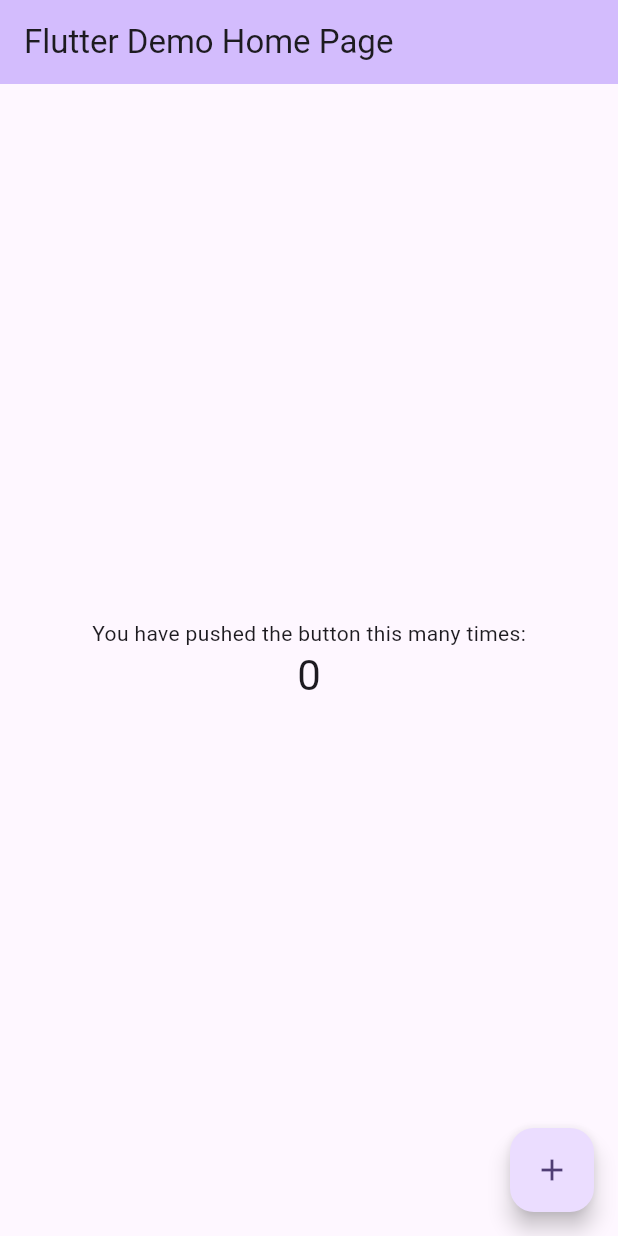
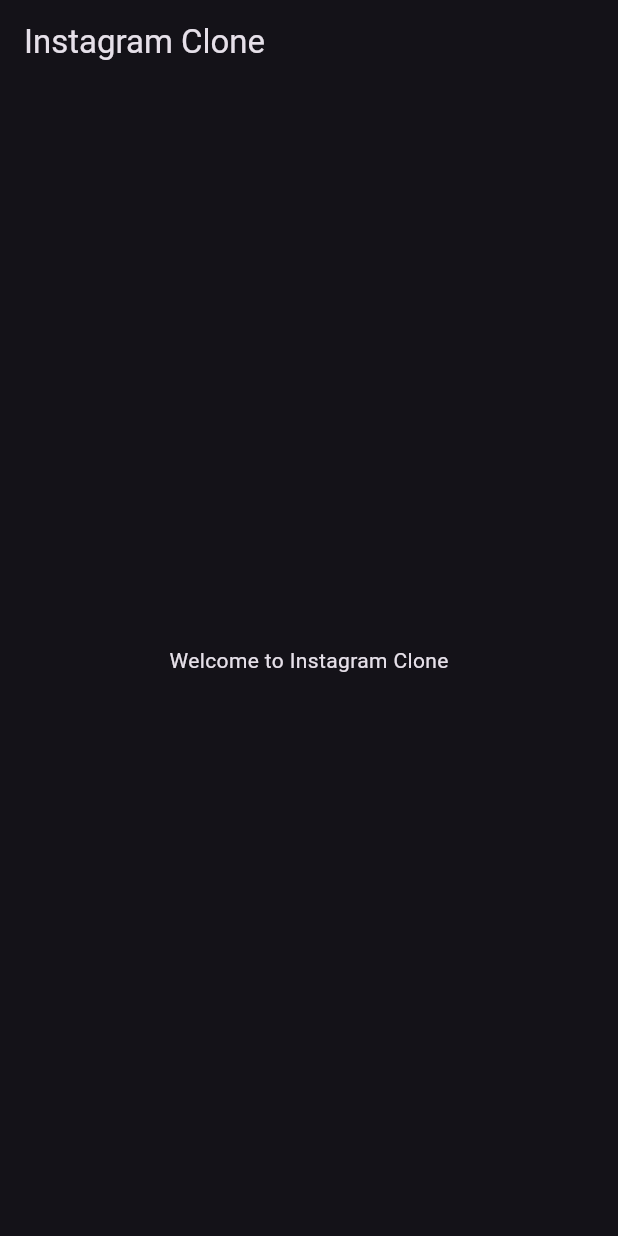
Before and after one commit to jemaineosia/instagram_clone, a Flutter app: the screen it shows after launch, on a phone screen of 412 x 824 dp. Run offline on Flutter 3.47's test engine with Material 3 defaults, Android fonts, the phone set to English and light mode, and no system bars; our stand-ins replace firebase_core; accounts and stored records are empty.

Commit message:
added all the needed packages

```diff
--- a/lib/main.dart
+++ b/lib/main.dart
@@ -1,125 +1,43 @@
+import 'package:firebase_core/firebase_core.dart';
 import 'package:flutter/material.dart';
+import 'package:instagram_clone/firebase_options.dart';
 
-void main() {
+void main() async {
+  WidgetsFlutterBinding.ensureInitialized();
+  await Firebase.initializeApp(options: DefaultFirebaseOptions.currentPlatform);
   runApp(const MyApp());
 }
 
 class MyApp extends StatelessWidget {
   const MyApp({super.key});
 
-  // This widget is the root of your application.
   @override
   Widget build(BuildContext context) {
     return MaterialApp(
       title: 'Flutter Demo',
+      darkTheme: ThemeData.dark(),
+      themeMode: ThemeMode.dark,
       theme: ThemeData(
-        // This is the theme of your application.
-        //
-        // TRY THIS: Try running your application with "flutter run". You'll see
-        // the application has a purple toolbar. Then, without quitting the app,
-        // try changing the seedColor in the colorScheme below to Colors.green
-        // and then invoke "hot reload" (save your changes or press the "hot
-        // reload" button in a Flutter-supported IDE, or press "r" if you used
-        // the command line to start the app).
-        //
-        // Notice that the counter didn't reset back to zero; the application
-        // state is not lost during the reload. To reset the state, use hot
-        // restart instead.
-        //
-        // This works for code too, not just values: Most code changes can be
-        // tested with just a hot reload.
         colorScheme: ColorScheme.fromSeed(seedColor: Colors.deepPurple),
         useMaterial3: true,
       ),
-      home: const MyHomePage(title: 'Flutter Demo Home Page'),
+      home: const MyHomePage(),
     );
   }
 }
 
-class MyHomePage extends StatefulWidget {
-  const MyHomePage({super.key, required this.title});
-
-  // This widget is the home page of your application. It is stateful, meaning
-  // that it has a State object (defined below) that contains fields that affect
-  // how it looks.
-
-  // This class is the configuration for the state. It holds the values (in this
-  // case the title) provided by the parent (in this case the App widget) and
-  // used by the build method of the State. Fields in a Widget subclass are
-  // always marked "final".
-
-  final String title;
-
-  @override
-  State<MyHomePage> createState() => _MyHomePageState();
-}
-
-class _MyHomePageState extends State<MyHomePage> {
-  int _counter = 0;
-
-  void _incrementCounter() {
-    setState(() {
-      // This call to setState tells the Flutter framework that something has
-      // changed in this State, which causes it to rerun the build method below
-      // so that the display can reflect the updated values. If we changed
-      // _counter without calling setState(), then the build method would not be
-      // called again, and so nothing would appear to happen.
-      _counter++;
-    });
-  }
+class MyHomePage extends StatelessWidget {
+  const MyHomePage({super.key});
 
   @override
   Widget build(BuildContext context) {
-    // This method is rerun every time setState is called, for instance as done
-    // by the _incrementCounter method above.
-    //
-    // The Flutter framework has been optimized to make rerunning build methods
-    // fast, so that you can just rebuild anything that needs updating rather
-    // than having to individually change instances of widgets.
     return Scaffold(
       appBar: AppBar(
-        // TRY THIS: Try changing the color here to a specific color (to
-        // Colors.amber, perhaps?) and trigger a hot reload to see the AppBar
-        // change color while the other colors stay the same.
-        backgroundColor: Theme.of(context).colorScheme.inversePrimary,
-        // Here we take the value from the MyHomePage object that was created by
-        // the App.build method, and use it to set our appbar title.
-        title: Text(widget.title),
+        title: const Text('Instagram Clone'),
       ),
-      body: Center(
-        // Center is a layout widget. It takes a single child and positions it
-        // in the middle of the parent.
-        child: Column(
-          // Column is also a layout widget. It takes a list of children and
-          // arranges them vertically. By default, it sizes itself to fit its
-          // children horizontally, and tries to be as tall as its parent.
-          //
-          // Column has various properties to control how it sizes itself and
-          // how it positions its children. Here we use mainAxisAlignment to
-          // center the children vertically; the main axis here is the vertical
-          // axis because Columns are vertical (the cross axis would be
-          // horizontal).
-          //
-          // TRY THIS: Invoke "debug painting" (choose the "Toggle Debug Paint"
-          // action in the IDE, or press "p" in the console), to see the
-          // wireframe for each widget.
-          mainAxisAlignment: MainAxisAlignment.center,
-          children: <Widget>[
-            const Text(
-              'You have pushed the button this many times:',
-            ),
-            Text(
-              '$_counter',
-              style: Theme.of(context).textTheme.headlineMedium,
-            ),
-          ],
-        ),
+      body: const Center(
+        child: Text('Welcome to Instagram Clone'),
       ),
-      floatingActionButton: FloatingActionButton(
-        onPressed: _incrementCounter,
-        tooltip: 'Increment',
-        child: const Icon(Icons.add),
-      ), // This trailing comma makes auto-formatting nicer for build methods.
     );
   }
 }
```
Also changed, not shown: pubspec.yaml (+21 -17 lines), pubspec.lock, 5 other files.
